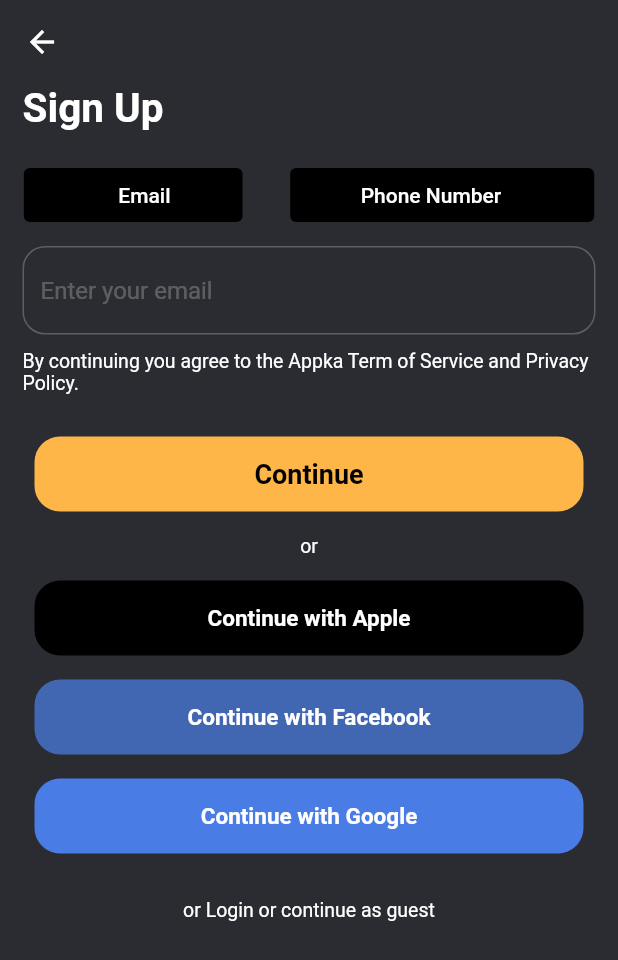
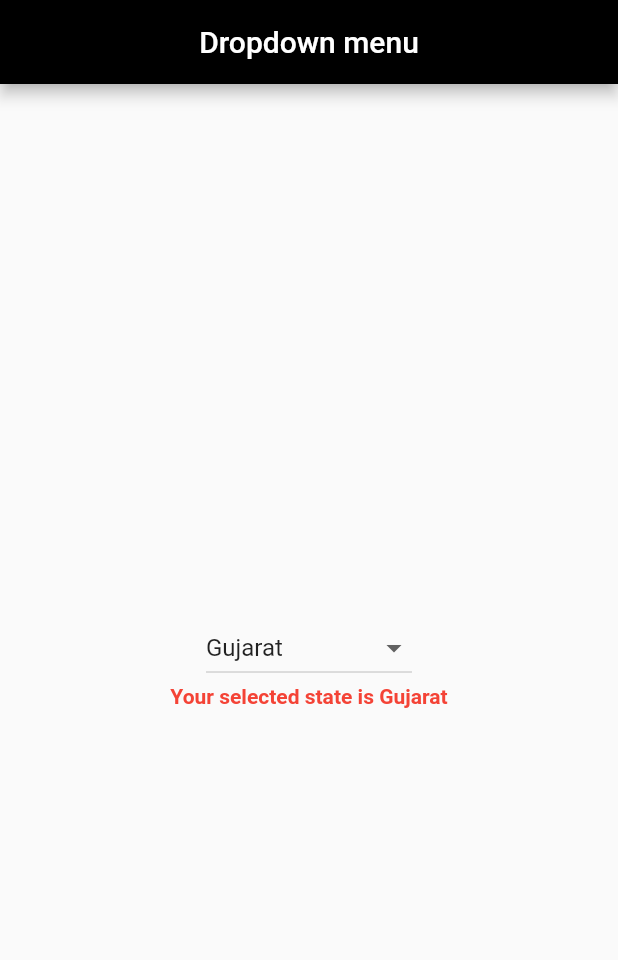
Before and after one commit to nehmajmudar/demo_flutter, a Flutter app: the screen it shows after launch, on a phone screen of 412 x 824 dp. Shown: the top 960 px of the screen. Run offline on Flutter 3.47's test engine with Material 2 defaults, Android fonts, the phone set to English and light mode, and no system bars.

Commit message:
Task of 14th Feb-Dropdown menu

```diff
--- a/lib/main.dart
+++ b/lib/main.dart
@@ -1,4 +1,3 @@
-import 'package:demo_flutter/ticket_confirmation_screen.dart';
 import 'package:flutter/cupertino.dart';
 import 'package:flutter/material.dart';
 void main() {
@@ -9,7 +8,6 @@ void main() {
 class MyApp extends StatelessWidget {
   const MyApp({Key? key}) : super(key: key);
 
-  // This widget is th00e root of your application.
   @override
   Widget build(BuildContext context) {
     return MaterialApp(
@@ -17,176 +15,74 @@ class MyApp extends StatelessWidget {
       ),
       initialRoute: '/',
       routes: {
-        '/': (context) => SignUpPage(),
-        '/ticket_confirmation_screen': (context) => TicketDisplay()
+        '/': (context) => DropDownDemo(),
       },
     );
   }
 }
 
-class SignUpPage extends StatefulWidget {
-  const SignUpPage({Key? key}) : super(key: key);
+class DropDownDemo extends StatefulWidget {
+  const DropDownDemo({Key? key}) : super(key: key);
 
   @override
-  _SignUpPageState createState() => _SignUpPageState();
+  _DropDownDemoState createState() => _DropDownDemoState();
 }
 
-class _SignUpPageState extends State<SignUpPage> {
+class _DropDownDemoState extends State<DropDownDemo> {
+
+  // var _state=["Gujarat, Maharashtra, Andhra Pradesh, Kerala"];
+  var _currentItem="Gujarat";
+
   @override
   Widget build(BuildContext context) {
     return Scaffold(
       appBar: AppBar(
-        backgroundColor: Color(0xffFF2b2c31),
-        leading: Icon(Icons.arrow_back),
-        elevation: 0,
+        backgroundColor: Colors.black,
+        title: Text("Dropdown menu"),
+        centerTitle: true,
       ),
-      body: Column(
-        children: [
-          Container(
-            padding: EdgeInsets.only(left: 15.0),
-            width: MediaQuery.of(context).size.width,
-            height: 50,
-            color: Color(0xffFF2b2c31),
-            child: Text('Sign Up', style: TextStyle(color: Colors.white,fontSize: 27,fontWeight: FontWeight.bold),),
-          ),
-          Row(
-            mainAxisAlignment: MainAxisAlignment.spaceAround,
+      body: Center(
+        child: Container(
+          child: Column(
+            mainAxisAlignment: MainAxisAlignment.center,
             children: [
-              TextButton(
-                  style: TextButton.styleFrom(
-                    alignment: Alignment.center,
-                    backgroundColor: Colors.black,
-                    padding: EdgeInsets.symmetric(vertical: 1.5,horizontal: 47.0),
+              DropdownButton(
+                // items: _state.map((String dropDownItem){
+                //   return DropdownMenuItem(
+                //     child: Text(dropDownItem),
+                //     value: dropDownItem,
+                //   );
+                // }).toList(),
+                items: [
+                  DropdownMenuItem(
+                    child: Text("Gujarat"),
+                    value: "Gujarat",
                   ),
-                  onPressed: (){},
-                  child: Container(
-                    decoration: BoxDecoration(
-                      border: Border.all(color: Colors.black),
-                      borderRadius: BorderRadius.circular(30.0)
-                    ),
-                    alignment: Alignment.center,
-                    margin: EdgeInsets.only(left: 15.0),
-                    child: Text('Email',style: TextStyle(color: Colors.white),))
+                  DropdownMenuItem(
+                    child: Text("Maharashtra"),
+                    value: "Maharashtra",
+                  ),
+                  DropdownMenuItem(
+                    child: Text("Andhra Pradesh"),
+                    value: "Andhra Pradesh",
+                  ),
+                  DropdownMenuItem(
+                    child: Text("Kerala"),
+                    value: "Kerala",
+                  ),
+                ],
+                onChanged: (String? newValueSelected){
+                  setState(() {
+                    this._currentItem=newValueSelected!;
+                  });
+                },
+                value: _currentItem,
               ),
-              TextButton(
-                  style: TextButton.styleFrom(
-                    alignment: Alignment.center,
-                    backgroundColor: Colors.black,
-                    padding: EdgeInsets.symmetric(vertical: 1.5,horizontal: 47.0),
-                  ),
-                  onPressed: (){},
-                  child: Container(
-                    alignment: Alignment.center,
-                    margin: EdgeInsets.only(right: 15.0),
-                    child: Text('Phone Number',style: TextStyle(color: Colors.white),))
-              ),
+              Text("Your selected state is $_currentItem",style: TextStyle(fontWeight: FontWeight.bold,color: Colors.red),),
             ],
           ),
-          SizedBox(
-            width: MediaQuery.of(context).size.width,
-            height: 10.0,
-          ),
-          Container(
-            margin: EdgeInsets.only(left: 15.0,right: 15.0),
-            child: TextField(
-              decoration: InputDecoration(
-                enabledBorder: OutlineInputBorder(
-                  borderSide: BorderSide(color: Colors.white24),
-                  borderRadius: BorderRadius.all(Radius.circular(15.0))
-                ),
-                hintText: 'Enter your email',
-                hintStyle: TextStyle(color: Colors.white24),
-                fillColor: Color(0xffFF2b2c31),
-              ),
-            ),
-          ),
-          Container(
-            margin: EdgeInsets.only(left: 15.0,right: 15.0,top: 10.0,bottom: 10.0),
-            child: Text('By continuing you agree to the Appka Term of Service and Privacy Policy.',style: TextStyle(color: Colors.white,fontSize: 13),),
-          ),
-          SizedBox(
-            width: MediaQuery.of(context).size.width,
-            height: 10.0,
-          ),
-          TextButton(
-            onPressed: () {
-              Navigator.pushNamed(context, '/ticket_confirmation_screen');
-            },
-            child: Container(
-              margin: EdgeInsets.only(left: 15.0,right: 15.0),
-              height: 50,
-              alignment: Alignment.center,
-              child: Text('Continue',style: TextStyle(color: Colors.black,fontWeight: FontWeight.bold,fontSize: 18),),
-              decoration: BoxDecoration(
-                color: Color(0xffFFfeb648),
-                borderRadius: BorderRadius.circular(17),
-              ),
-            ),
-          ),
-          Container(
-            margin: EdgeInsets.only(left: 15.0,right: 15.0),
-            height: 30,
-            alignment: Alignment.center,
-            child: Text('or',style: TextStyle(color: Colors.white,fontSize: 13),),
-            color: Color(0xffFF2b2c31),
-          ),
-          TextButton(
-            onPressed: () {  },
-            child: Container(
-              margin: EdgeInsets.only(left: 15.0,right: 15.0),
-              height: 50,
-              alignment: Alignment.center,
-              child: Text('Continue with Apple',style: TextStyle(color: Colors.white,fontWeight: FontWeight.bold,fontSize: 15),),
-              decoration: BoxDecoration(
-                color: Colors.black,
-                borderRadius: BorderRadius.circular(17),
-              ),
-            ),
-          ),
-          // SizedBox(
-          //   // width: MediaQuery.of(context).size.width,
-          //   // height: 7.0,
-          // ),
-          TextButton(
-            onPressed: () {  },
-            child: Container(
-              margin: EdgeInsets.only(left: 15.0,right: 15.0),
-              height: 50,
-              alignment: Alignment.center,
-              child: Text('Continue with Facebook',style: TextStyle(color: Colors.white,fontWeight: FontWeight.bold,fontSize: 15),),
-              decoration: BoxDecoration(
-                color: Color(0xffFF4267B2),
-                borderRadius: BorderRadius.circular(17),
-              ),
-            ),
-          ),
-          // SizedBox(
-          //   width: MediaQuery.of(context).size.width,
-          //   height: 7.0,
-          // ),
-          TextButton(
-            onPressed: () {  },
-            child: Container(
-              margin: EdgeInsets.only(left: 15.0,right: 15.0),
-              height: 50,
-              alignment: Alignment.center,
-              child: Text('Continue with Google',style: TextStyle(color: Colors.white,fontWeight: FontWeight.bold,fontSize: 15),),
-              decoration: BoxDecoration(
-                color: Color(0xffFF497ce5),
-                borderRadius: BorderRadius.circular(17),
-              ),
-            ),
-          ),
-          Container(
-            margin: EdgeInsets.only(left: 15.0,right: 15.0),
-            height: 60,
-            alignment: Alignment.center,
-            child: Text('or Login or continue as guest',style: TextStyle(color: Colors.white,fontSize: 13),),
-            color: Color(0xffFF2b2c31),
-          ),
-        ],
+        ),
       ),
-      backgroundColor: Color(0xffFF2b2c31),
     );
   }
 }
```
Also changed, not shown: lib/ticket_confirmation_screen.dart (deleted, +0 -215 lines).
